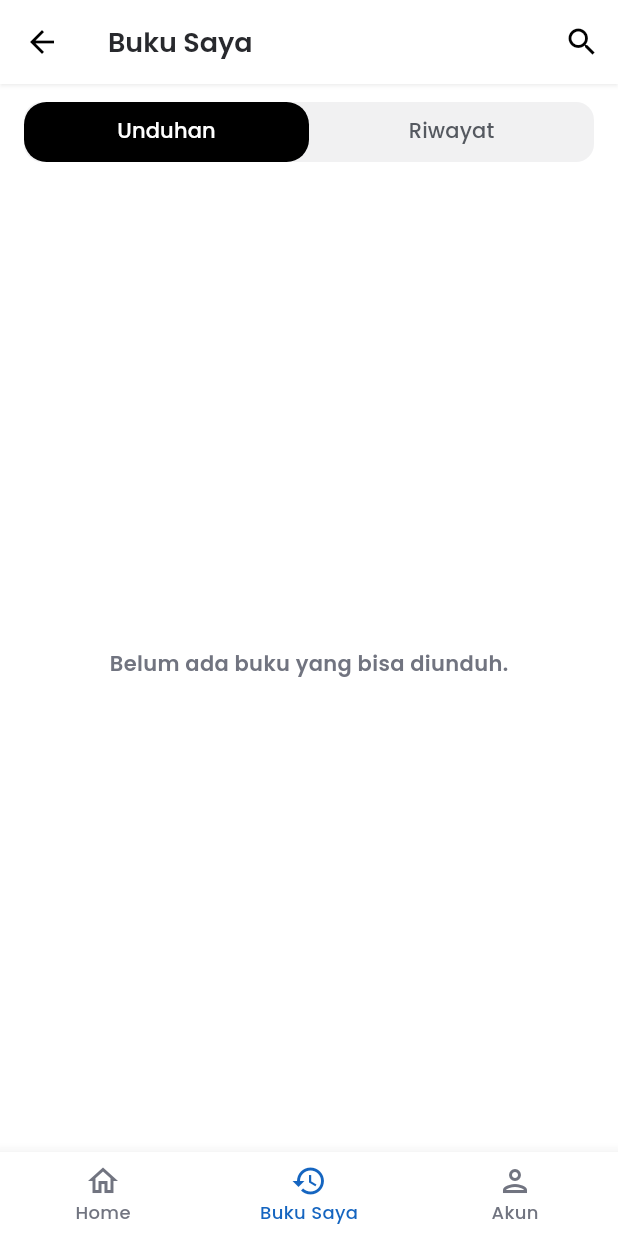
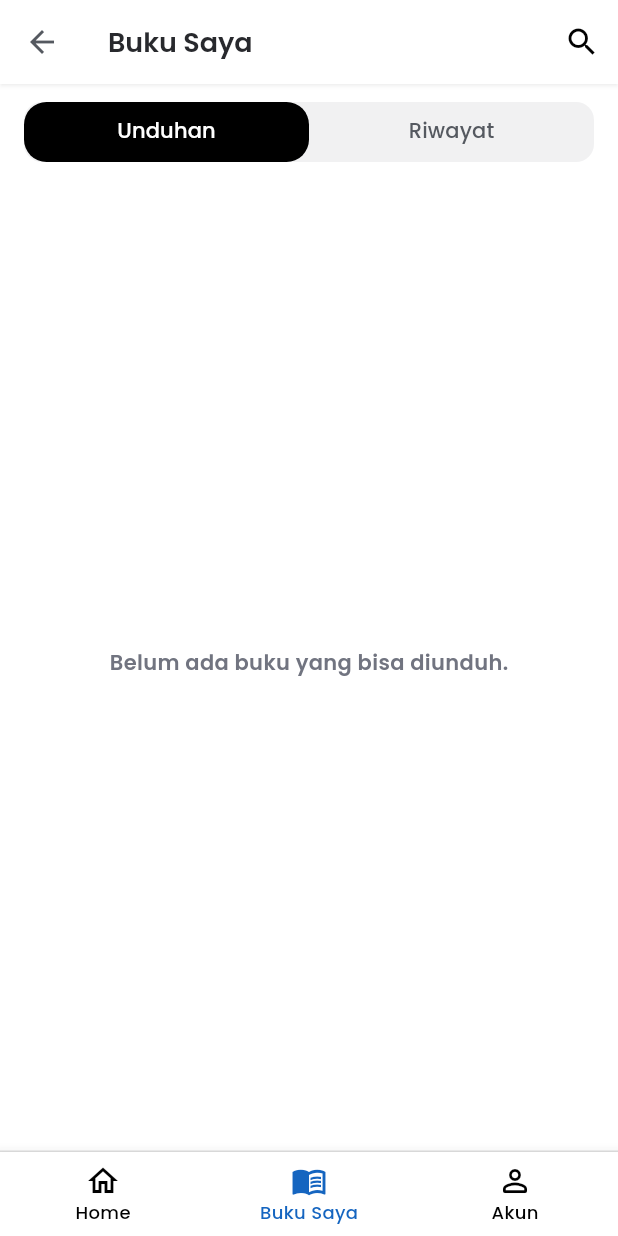
Before and after one commit to nivyanbl/litera_app, a Flutter app: the OrderHistoryView screen opened by its route, item 2 of the bottom bar chosen, on a phone screen of 412 x 824 dp. Run offline on Flutter 3.47's test engine with Material 3 defaults, Android fonts, the phone set to English and light mode, and no system bars; our stand-ins replace carousel_slider, dio, flutter_dotenv, flutter_secure_storage, get, get_storage and 1 more; missing offline and left inert: flutter_pdfview; accounts and stored records are empty; network calls fail.

Commit message:
feat: enhance CustomAppBar and CustomBottomNavbar with new icon handling and styling improvements

```diff
--- a/lib/app/core/widgets/custom_app_bar.dart
+++ b/lib/app/core/widgets/custom_app_bar.dart
@@ -4,16 +4,22 @@ import 'package:litera/app/core/theme/app_colors.dart';
 
 class CustomAppBar extends StatelessWidget implements PreferredSizeWidget {
   final String title;
+  final bool showLeftIcon;
   final bool showRightIcon;
+  final IconData leftIcon;
   final IconData rightIcon;
+  final VoidCallback? onLeftIconPressed;
   final VoidCallback? onRightIconPressed;
   final VoidCallback? onBackPressed;
 
   const CustomAppBar({
     super.key,
     required this.title,
+    this.showLeftIcon = true,
     this.showRightIcon = true,
+    this.leftIcon = Icons.arrow_back,
     this.rightIcon = Icons.favorite_border,
+    this.onLeftIconPressed,
     this.onRightIconPressed,
     this.onBackPressed,
   });
@@ -28,10 +34,12 @@ class CustomAppBar extends StatelessWidget implements PreferredSizeWidget {
       surfaceTintColor: Colors.transparent,
       elevation: 1,
       shadowColor: Colors.black26,
-      leading: IconButton(
-        icon: const Icon(Icons.arrow_back, color: Colors.black),
-        onPressed: onBackPressed ?? Get.back,
-      ),
+      leading: showLeftIcon
+          ? IconButton(
+              icon: Icon(leftIcon, color: Colors.black),
+              onPressed: onLeftIconPressed ?? onBackPressed ?? Get.back,
+            )
+          : null,
       title: Text(
         title,
         style: const TextStyle(
--- a/lib/app/core/widgets/custom_bottom_navbar.dart
+++ b/lib/app/core/widgets/custom_bottom_navbar.dart
@@ -6,10 +6,10 @@ class CustomBottomNavbar extends StatefulWidget {
   final Function(int) onTap;
 
   const CustomBottomNavbar({
-    Key? key,
+    super.key,
     this.currentIndex = 0,
     required this.onTap,
-  }) : super(key: key);
+  });
 
   @override
   State<CustomBottomNavbar> createState() => _CustomBottomNavbarState();
@@ -26,7 +26,11 @@ class _CustomBottomNavbarState extends State<CustomBottomNavbar> {
 
   @override
   Widget build(BuildContext context) {
-    return BottomNavigationBar(
+    return Container(
+      decoration: BoxDecoration(
+        border: Border(top: BorderSide(color: Colors.grey.shade300, width: 1)),
+      ),
+      child: BottomNavigationBar(
         currentIndex: _selectedIndex,
         onTap: (index) {
           setState(() {
@@ -37,7 +41,7 @@ class _CustomBottomNavbarState extends State<CustomBottomNavbar> {
         type: BottomNavigationBarType.fixed,
         backgroundColor: Colors.white,
         selectedItemColor: AppColors.primaryNormal,
-      unselectedItemColor: AppColors.grayNormal,
+        unselectedItemColor: Colors.black,
         selectedLabelStyle: const TextStyle(
           fontSize: 12,
           fontWeight: FontWeight.w500,
@@ -50,20 +54,21 @@ class _CustomBottomNavbarState extends State<CustomBottomNavbar> {
         items: [
           BottomNavigationBarItem(
             icon: const Icon(Icons.home_outlined),
-          activeIcon: const Icon(Icons.home),
+            activeIcon: const Icon(Icons.home_outlined),
             label: 'Home',
           ),
           BottomNavigationBarItem(
-          icon: const Icon(Icons.history_outlined),
-          activeIcon: const Icon(Icons.history),
+            icon: const Icon(Icons.menu_book),
+            activeIcon: const Icon(Icons.menu_book),
             label: 'Buku Saya',
           ),
           BottomNavigationBarItem(
-          icon: const Icon(Icons.person_outlined),
-          activeIcon: const Icon(Icons.person),
+            icon: const Icon(Icons.person_outline_rounded),
+            activeIcon: const Icon(Icons.person_outline_rounded),
             label: 'Akun',
           ),
         ],
+      ),
     );
   }
 }
--- a/lib/app/modules/home/views/home_view.dart
+++ b/lib/app/modules/home/views/home_view.dart
@@ -30,7 +30,7 @@ class HomeView extends GetView<HomeController> {
                 const BannerCarousel(),
                 const SizedBox(height: 24),
                 // KATEGORI
-               CategorySection(),
+                CategorySection(),
                 const SizedBox(height: 24),
                 //  LIST PRODUK (GRID)
                 Padding(
--- a/lib/app/modules/order_history/views/order_history_view.dart
+++ b/lib/app/modules/order_history/views/order_history_view.dart
@@ -20,6 +20,7 @@ class OrderHistoryView extends GetView<OrderHistoryController> {
       child: Scaffold(
         appBar: CustomAppBar(
           title: 'Buku Saya',
+          showLeftIcon: false,
           rightIcon: Icons.search,
           onRightIconPressed: () {},
         ),
--- a/lib/app/modules/profile/bindings/profile_binding.dart
+++ b/lib/app/modules/profile/bindings/profile_binding.dart
@@ -4,8 +4,6 @@ import '../controllers/profile_controller.dart';
 class ProfileBinding extends Bindings {
   @override
   void dependencies() {
-    Get.lazyPut<ProfileController>(
-      () => ProfileController(),
-    );
+    Get.lazyPut<ProfileController>(() => ProfileController());
   }
 }
--- a/lib/app/modules/profile/views/profile_view.dart
+++ b/lib/app/modules/profile/views/profile_view.dart
@@ -148,7 +148,9 @@ class ProfileView extends GetView<ProfileController> {
             children: [
               Icon(
                 icon,
-                color: isLogout ? AppColors.errorNormal : AppColors.primaryNormal,
+                color: isLogout
+                    ? AppColors.errorNormal
+                    : AppColors.primaryNormal,
                 size: 24,
               ),
               const SizedBox(width: 16),
```
Lines whose indentation alone changed are shown as unchanged.
